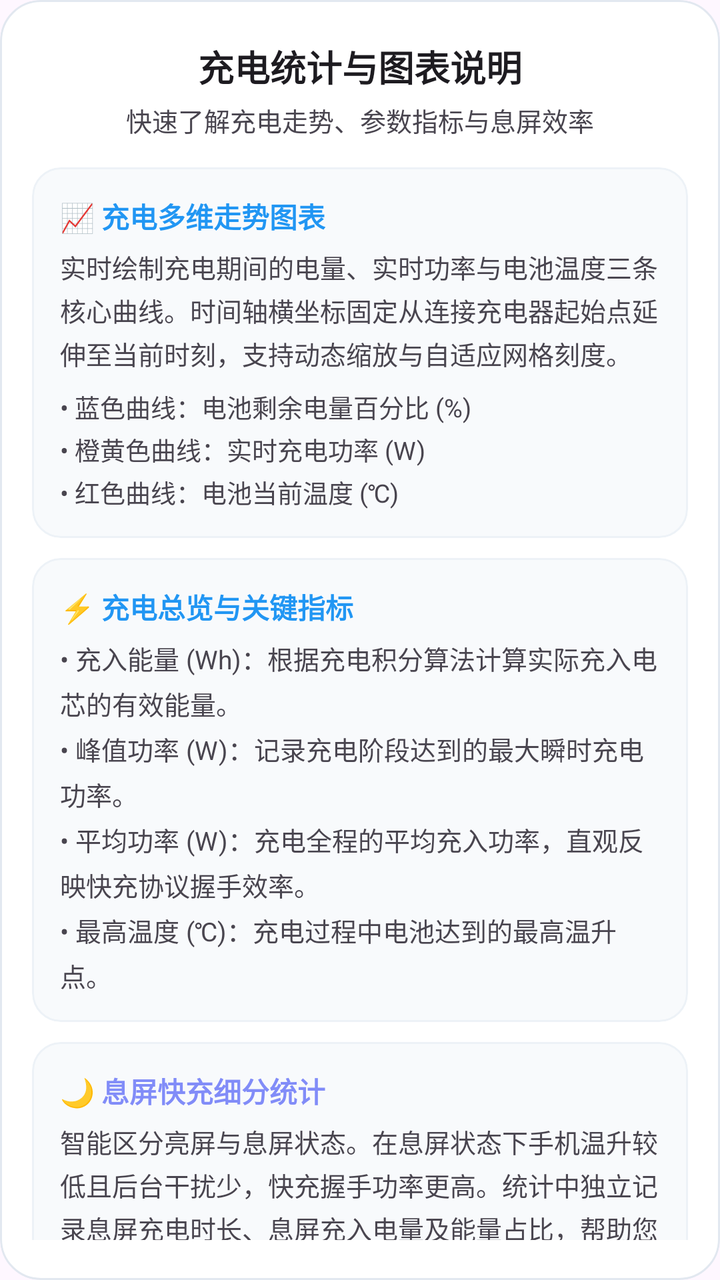
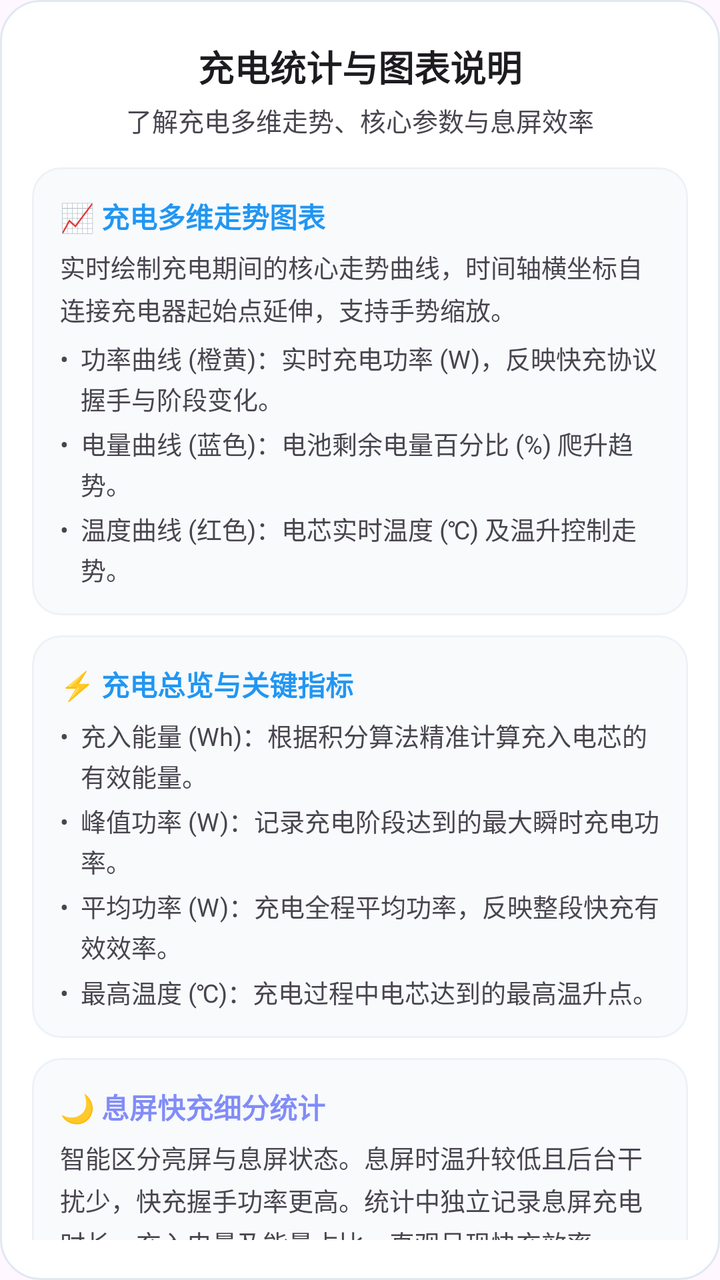

An Android layout rendered at two revisions. The XML below is the earlier revision; the diff shows what the commit changed to produce the second picture.
<!-- AndroidManifest.xml: application theme Theme.BatteryApp -->
<!-- res/layout/dialog_charging_stats_guide.xml -->
<?xml version="1.0" encoding="utf-8"?>
<LinearLayout xmlns:android="http://schemas.android.com/apk/res/android"
    xmlns:app="http://schemas.android.com/apk/res-auto"
    xmlns:tools="http://schemas.android.com/tools"
    android:layout_width="match_parent"
    android:layout_height="wrap_content"
    android:background="@drawable/bg_dialog_surface"
    android:clipToOutline="true"
    android:gravity="center_horizontal"
    android:orientation="vertical"
    android:paddingHorizontal="16dp"
    android:paddingVertical="20dp">

    
    <TextView
        android:layout_width="wrap_content"
        android:layout_height="wrap_content"
        android:text="充电统计与图表说明"
        android:textColor="?android:attr/textColorPrimary"
        android:textSize="18sp"
        android:textStyle="bold" />

    <TextView
        android:layout_width="wrap_content"
        android:layout_height="wrap_content"
        android:layout_marginTop="4dp"
        android:text="快速了解充电走势、参数指标与息屏效率"
        android:textColor="?android:attr/textColorSecondary"
        android:textSize="13sp" />

    
    <androidx.core.widget.NestedScrollView
        android:layout_width="match_parent"
        android:layout_height="wrap_content"
        android:layout_marginTop="14dp"
        android:maxHeight="450dp"
        android:overScrollMode="never">

        <LinearLayout
            android:layout_width="match_parent"
            android:layout_height="wrap_content"
            android:orientation="vertical">

            
            <LinearLayout
                android:layout_width="match_parent"
                android:layout_height="wrap_content"
                android:background="@drawable/bg_dialog_card"
                android:clipToOutline="true"
                android:orientation="vertical"
                android:padding="14dp">

                <TextView
                    android:layout_width="wrap_content"
                    android:layout_height="wrap_content"
                    android:text="📈 充电多维走势图表"
                    android:textColor="#2196F3"
                    android:textSize="14sp"
                    android:textStyle="bold" />

                <TextView
                    android:layout_width="match_parent"
                    android:layout_height="wrap_content"
                    android:layout_marginTop="6dp"
                    android:lineSpacingExtra="3dp"
                    android:text="实时绘制充电期间的电量、实时功率与电池温度三条核心曲线。时间轴横坐标固定从连接充电器起始点延伸至当前时刻，支持动态缩放与自适应网格刻度。"
                    android:textColor="?android:attr/textColorSecondary"
                    android:textSize="13sp" />

                <TextView
                    android:layout_width="match_parent"
                    android:layout_height="wrap_content"
                    android:layout_marginTop="8dp"
                    android:lineSpacingExtra="3dp"
                    android:text="• 蓝色曲线：电池剩余电量百分比 (%)\n• 橙黄色曲线：实时充电功率 (W)\n• 红色曲线：电池当前温度 (℃)"
                    android:textColor="?android:attr/textColorSecondary"
                    android:textSize="12.5sp" />
            </LinearLayout>

            
            <LinearLayout
                android:layout_width="match_parent"
                android:layout_height="wrap_content"
                android:layout_marginTop="10dp"
                android:background="@drawable/bg_dialog_card"
                android:clipToOutline="true"
                android:orientation="vertical"
                android:padding="14dp">

                <TextView
                    android:layout_width="wrap_content"
                    android:layout_height="wrap_content"
                    android:text="⚡ 充电总览与关键指标"
                    android:textColor="@color/nav_item_selected"
                    android:textSize="14sp"
                    android:textStyle="bold" />

                <TextView
                    android:layout_width="match_parent"
                    android:layout_height="wrap_content"
                    android:layout_marginTop="6dp"
                    android:lineSpacingExtra="4dp"
                    android:text="• 充入能量 (Wh)：根据充电积分算法计算实际充入电芯的有效能量。\n• 峰值功率 (W)：记录充电阶段达到的最大瞬时充电功率。\n• 平均功率 (W)：充电全程的平均充入功率，直观反映快充协议握手效率。\n• 最高温度 (℃)：充电过程中电池达到的最高温升点。"
                    android:textColor="?android:attr/textColorSecondary"
                    android:textSize="13sp" />
            </LinearLayout>

            
            <LinearLayout
                android:layout_width="match_parent"
                android:layout_height="wrap_content"
                android:layout_marginTop="10dp"
                android:background="@drawable/bg_dialog_card"
                android:clipToOutline="true"
                android:orientation="vertical"
                android:padding="14dp">

                <TextView
                    android:layout_width="wrap_content"
                    android:layout_height="wrap_content"
                    android:text="🌙 息屏快充细分统计"
                    android:textColor="#818CF8"
                    android:textSize="14sp"
                    android:textStyle="bold" />

                <TextView
                    android:layout_width="match_parent"
                    android:layout_height="wrap_content"
                    android:layout_marginTop="6dp"
                    android:lineSpacingExtra="3dp"
                    android:text="智能区分亮屏与息屏状态。在息屏状态下手机温升较低且后台干扰少，快充握手功率更高。统计中独立记录息屏充电时长、息屏充入电量及能量占比，帮助您掌握息屏快充效率。"
                    android:textColor="?android:attr/textColorSecondary"
                    android:textSize="13sp" />
            </LinearLayout>

            
            <LinearLayout
                android:layout_width="match_parent"
                android:layout_height="wrap_content"
                android:layout_marginTop="10dp"
                android:background="@drawable/bg_dialog_card"
                android:clipToOutline="true"
                android:orientation="vertical"
                android:padding="14dp">

                <TextView
                    android:layout_width="wrap_content"
                    android:layout_height="wrap_content"
                    android:text="💾 采样模式与自动归档"
                    android:textColor="#10B981"
                    android:textSize="14sp"
                    android:textStyle="bold" />

                <TextView
                    android:layout_width="match_parent"
                    android:layout_height="wrap_content"
                    android:layout_marginTop="6dp"
                    android:lineSpacingExtra="4dp"
                    android:text="• 智能双模：插上电源自动进入充电监测，拔出电源自动生成充电历史记录并切回耗电统计。\n• 常亮选项：支持设置充电时屏幕常亮，方便实时观察快充曲线走势。"
                    android:textColor="?android:attr/textColorSecondary"
                    android:textSize="13sp" />
            </LinearLayout>

        </LinearLayout>
    </androidx.core.widget.NestedScrollView>

    
    <TextView
        android:id="@+id/btn_dialog_charging_guide_close"
        android:layout_width="match_parent"
        android:layout_height="44dp"
        android:layout_marginTop="16dp"
        android:background="@drawable/bg_dialog_btn_primary"
        android:clickable="true"
        android:focusable="true"
        android:gravity="center"
        android:text="@string/understood"
        android:textColor="@color/nav_item_selected"
        android:textSize="14sp"
        android:textStyle="bold" />

</LinearLayout>
<!-- resources referenced by this layout -->
<resources>
  <color name="nav_item_selected">#2196F3</color>
  <!-- drawable bg_dialog_btn_primary (drawable) -->
  <?xml version="1.0" encoding="utf-8"?>
  <shape xmlns:android="http://schemas.android.com/apk/res/android"
      android:shape="rectangle">
      <corners android:radius="10dp" />
      <solid android:color="@color/nav_indicator_color" />
      <stroke
          android:width="1dp"
          android:color="#402196F3" />
  </shape>
  <!-- drawable bg_dialog_card (drawable) -->
  <?xml version="1.0" encoding="utf-8"?>
  <shape xmlns:android="http://schemas.android.com/apk/res/android"
      android:shape="rectangle">
      <corners android:radius="14dp" />
      <solid android:color="@color/dialog_card_bg" />
      <stroke
          android:width="1dp"
          android:color="@color/dialog_card_stroke" />
  </shape>
  <!-- drawable bg_dialog_surface (drawable) -->
  <?xml version="1.0" encoding="utf-8"?>
  <shape xmlns:android="http://schemas.android.com/apk/res/android"
      android:shape="rectangle">
      <corners android:radius="20dp" />
      <solid android:color="@color/dialog_surface_bg" />
      <stroke
          android:width="1dp"
          android:color="@color/dialog_surface_stroke" />
  </shape>
  <string name="understood">我知道了</string>
  <style name="Theme.BatteryApp" parent="Theme.Material3.DayNight.NoActionBar">
          <item name="colorPrimary">@color/primary</item>
          <item name="colorPrimaryDark">@color/primary_dark</item>
          <item name="colorAccent">@color/color_accent</item>
          <item name="colorSurface">@color/surface_light</item>
          <item name="colorOnSurface">@color/text_primary_light</item>
          <item name="colorOnSurfaceVariant">@color/text_secondary_light</item>
          <item name="android:statusBarColor">@android:color/transparent</item>
          <item name="android:navigationBarColor">@android:color/transparent</item>
          <item name="android:windowDrawsSystemBarBackgrounds">true</item>
          <item name="textAllCaps">false</item>
          <item name="android:textAllCaps">false</item>
      </style>
  <color name="nav_indicator_color">#262196F3</color>
  <color name="dialog_card_bg">#F8FAFC</color>
  <color name="dialog_card_stroke">#EDF2F7</color>
  <color name="dialog_surface_bg">#FFFFFF</color>
  <color name="dialog_surface_stroke">#E2E8F0</color>
  <color name="primary">#1976D2</color>
  <color name="primary_dark">#0D47A1</color>
  <color name="color_accent">#00E676</color>
  <color name="surface_light">#F8FAFC</color>
  <color name="text_primary_light">#1E293B</color>
  <color name="text_secondary_light">#64748B</color>
</resources>

<!-- the commit's change to res/layout/dialog_charging_stats_guide.xml (unified diff, before → after) -->
@@ -15,7 +15,7 @@
     <TextView
         android:layout_width="wrap_content"
         android:layout_height="wrap_content"
-        android:text="充电统计与图表说明"
+        android:text="@string/charging_guide_dialog_title"
         android:textColor="?android:attr/textColorPrimary"
         android:textSize="18sp"
         android:textStyle="bold" />
@@ -24,7 +24,7 @@
         android:layout_width="wrap_content"
         android:layout_height="wrap_content"
         android:layout_marginTop="4dp"
-        android:text="快速了解充电走势、参数指标与息屏效率"
+        android:text="@string/charging_guide_dialog_subtitle"
         android:textColor="?android:attr/textColorSecondary"
         android:textSize="13sp" />
 
@@ -53,7 +53,7 @@
                 <TextView
                     android:layout_width="wrap_content"
                     android:layout_height="wrap_content"
-                    android:text="📈 充电多维走势图表"
+                    android:text="@string/charging_guide_chart_title"
                     android:textColor="#2196F3"
                     android:textSize="14sp"
                     android:textStyle="bold" />
@@ -63,18 +63,84 @@
                     android:layout_height="wrap_content"
                     android:layout_marginTop="6dp"
                     android:lineSpacingExtra="3dp"
-                    android:text="实时绘制充电期间的电量、实时功率与电池温度三条核心曲线。时间轴横坐标固定从连接充电器起始点延伸至当前时刻，支持动态缩放与自适应网格刻度。"
-                    android:textColor="?android:attr/textColorSecondary"
-                    android:textSize="13sp" />
-
-                <TextView
-                    android:layout_width="match_parent"
-                    android:layout_height="wrap_content"
-                    android:layout_marginTop="8dp"
-                    android:lineSpacingExtra="3dp"
-                    android:text="• 蓝色曲线：电池剩余电量百分比 (%)\n• 橙黄色曲线：实时充电功率 (W)\n• 红色曲线：电池当前温度 (℃)"
+                    android:text="@string/charging_guide_chart_summary"
                     android:textColor="?android:attr/textColorSecondary"
                     android:textSize="12.5sp" />
+
+                
+                <LinearLayout
+                    android:layout_width="match_parent"
+                    android:layout_height="wrap_content"
+                    android:layout_marginTop="6dp"
+                    android:orientation="horizontal">
+
+                    <TextView
+                        android:layout_width="wrap_content"
+                        android:layout_height="wrap_content"
+                        android:layout_marginEnd="6dp"
+                        android:text="•"
+                        android:textColor="?android:attr/textColorSecondary"
+                        android:textSize="12.5sp" />
+
+                    <TextView
+                        android:layout_width="0dp"
+                        android:layout_height="wrap_content"
+                        android:layout_weight="1"
+                        android:lineSpacingExtra="2dp"
+                        android:text="@string/charging_guide_curve_power"
+                        android:textColor="?android:attr/textColorSecondary"
+                        android:textSize="12.5sp" />
+                </LinearLayout>
+
+                
+                <LinearLayout
+                    android:layout_width="match_parent"
+                    android:layout_height="wrap_content"
+                    android:layout_marginTop="4dp"
+                    android:orientation="horizontal">
+
+                    <TextView
+                        android:layout_width="wrap_content"
+                        android:layout_height="wrap_content"
+                        android:layout_marginEnd="6dp"
+                        android:text="•"
+                        android:textColor="?android:attr/textColorSecondary"
+                        android:textSize="12.5sp" />
+
+                    <TextView
+                        android:layout_width="0dp"
+                        android:layout_height="wrap_content"
+                        android:layout_weight="1"
+                        android:lineSpacingExtra="2dp"
+                        android:text="@string/charging_guide_curve_level"
+                        android:textColor="?android:attr/textColorSecondary"
+                        android:textSize="12.5sp" />
+                </LinearLayout>
+
+                
+                <LinearLayout
+                    android:layout_width="match_parent"
+                    android:layout_height="wrap_content"
+                    android:layout_marginTop="4dp"
+                    android:orientation="horizontal">
+
+                    <TextView
+                        android:layout_width="wrap_content"
+                        android:layout_height="wrap_content"
+                        android:layout_marginEnd="6dp"
+                        android:text="•"
+                        android:textColor="?android:attr/textColorSecondary"
+                        android:textSize="12.5sp" />
+
+                    <TextView
+                        android:layout_width="0dp"
+                        android:layout_height="wrap_content"
+                        android:layout_weight="1"
+                        android:lineSpacingExtra="2dp"
+                        android:text="@string/charging_guide_curve_temp"
+                        android:textColor="?android:attr/textColorSecondary"
+                        android:textSize="12.5sp" />
+                </LinearLayout>
             </LinearLayout>
 
             
@@ -90,19 +156,110 @@
                 <TextView
                     android:layout_width="wrap_content"
                     android:layout_height="wrap_content"
-                    android:text="⚡ 充电总览与关键指标"
+                    android:text="@string/charging_guide_overview_title"
                     android:textColor="@color/nav_item_selected"
                     android:textSize="14sp"
                     android:textStyle="bold" />
 
-                <TextView
-                    android:layout_width="match_parent"
-                    android:layout_height="wrap_content"
-                    android:layout_marginTop="6dp"
-                    android:lineSpacingExtra="4dp"
-                    android:text="• 充入能量 (Wh)：根据充电积分算法计算实际充入电芯的有效能量。\n• 峰值功率 (W)：记录充电阶段达到的最大瞬时充电功率。\n• 平均功率 (W)：充电全程的平均充入功率，直观反映快充协议握手效率。\n• 最高温度 (℃)：充电过程中电池达到的最高温升点。"
-                    android:textColor="?android:attr/textColorSecondary"
-                    android:textSize="13sp" />
+                
+                <LinearLayout
+                    android:layout_width="match_parent"
+                    android:layout_height="wrap_content"
+                    android:layout_marginTop="6dp"
+                    android:orientation="horizontal">
+
+                    <TextView
+                        android:layout_width="wrap_content"
+                        android:layout_height="wrap_content"
+                        android:layout_marginEnd="6dp"
+                        android:text="•"
+                        android:textColor="?android:attr/textColorSecondary"
+                        android:textSize="12.5sp" />
+
+                    <TextView
+                        android:layout_width="0dp"
+                        android:layout_height="wrap_content"
+                        android:layout_weight="1"
+                        android:lineSpacingExtra="2dp"
+                        android:text="@string/charging_guide_metric_energy"
+                        android:textColor="?android:attr/textColorSecondary"
+                        android:textSize="12.5sp" />
+                </LinearLayout>
+
+                
+                <LinearLayout
+                    android:layout_width="match_parent"
+                    android:layout_height="wrap_content"
+                    android:layout_marginTop="4dp"
+                    android:orientation="horizontal">
+
+                    <TextView
+                        android:layout_width="wrap_content"
+                        android:layout_height="wrap_content"
+                        android:layout_marginEnd="6dp"
+                        android:text="•"
+                        android:textColor="?android:attr/textColorSecondary"
+                        android:textSize="12.5sp" />
+
+                    <TextView
+                        android:layout_width="0dp"
+                        android:layout_height="wrap_content"
+                        android:layout_weight="1"
+                        android:lineSpacingExtra="2dp"
+                        android:text="@string/charging_guide_metric_peak"
+                        android:textColor="?android:attr/textColorSecondary"
+                        android:textSize="12.5sp" />
+                </LinearLayout>
+
+                
+                <LinearLayout
+                    android:layout_width="match_parent"
+                    android:layout_height="wrap_content"
+                    android:layout_marginTop="4dp"
+                    android:orientation="horizontal">
+
+                    <TextView
+                        android:layout_width="wrap_content"
+                        android:layout_height="wrap_content"
+                        android:layout_marginEnd="6dp"
+                        android:text="•"
+                        android:textColor="?android:attr/textColorSecondary"
+                        android:textSize="12.5sp" />
+
+                    <TextView
+                        android:layout_width="0dp"
+                        android:layout_height="wrap_content"
+                        android:layout_weight="1"
+                        android:lineSpacingExtra="2dp"
+                        android:text="@string/charging_guide_metric_avg"
+                        android:textColor="?android:attr/textColorSecondary"
+                        android:textSize="12.5sp" />
+                </LinearLayout>
+
+                
+                <LinearLayout
+                    android:layout_width="match_parent"
+                    android:layout_height="wrap_content"
+                    android:layout_marginTop="4dp"
+                    android:orientation="horizontal">
+
+                    <TextView
+                        android:layout_width="wrap_content"
+                        android:layout_height="wrap_content"
+                        android:layout_marginEnd="6dp"
+                        android:text="•"
+                        android:textColor="?android:attr/textColorSecondary"
+                        android:textSize="12.5sp" />
+
+                    <TextView
+                        android:layout_width="0dp"
+                        android:layout_height="wrap_content"
+                        android:layout_weight="1"
+                        android:lineSpacingExtra="2dp"
+                        android:text="@string/charging_guide_metric_temp"
+                        android:textColor="?android:attr/textColorSecondary"
+                        android:textSize="12.5sp" />
+                </LinearLayout>
             </LinearLayout>
 
             
@@ -118,7 +275,7 @@
                 <TextView
                     android:layout_width="wrap_content"
                     android:layout_height="wrap_content"
-                    android:text="🌙 息屏快充细分统计"
+                    android:text="@string/charging_guide_screen_off_title"
                     android:textColor="#818CF8"
                     android:textSize="14sp"
                     android:textStyle="bold" />
@@ -128,9 +285,9 @@
                     android:layout_height="wrap_content"
                     android:layout_marginTop="6dp"
                     android:lineSpacingExtra="3dp"
-                    android:text="智能区分亮屏与息屏状态。在息屏状态下手机温升较低且后台干扰少，快充握手功率更高。统计中独立记录息屏充电时长、息屏充入电量及能量占比，帮助您掌握息屏快充效率。"
+                    android:text="@string/charging_guide_screen_off_summary"
                     android:textColor="?android:attr/textColorSecondary"
-                    android:textSize="13sp" />
+                    android:textSize="12.5sp" />
             </LinearLayout>
 
             
@@ -146,19 +303,60 @@
                 <TextView
                     android:layout_width="wrap_content"
                     android:layout_height="wrap_content"
-                    android:text="💾 采样模式与自动归档"
+                    android:text="@string/charging_guide_archive_title"
                     android:textColor="#10B981"
                     android:textSize="14sp"
                     android:textStyle="bold" />
 
-                <TextView
-                    android:layout_width="match_parent"
-                    android:layout_height="wrap_content"
-                    android:layout_marginTop="6dp"
-                    android:lineSpacingExtra="4dp"
-                    android:text="• 智能双模：插上电源自动进入充电监测，拔出电源自动生成充电历史记录并切回耗电统计。\n• 常亮选项：支持设置充电时屏幕常亮，方便实时观察快充曲线走势。"
-                    android:textColor="?android:attr/textColorSecondary"
-                    android:textSize="13sp" />
+                
+                <LinearLayout
+                    android:layout_width="match_parent"
+                    android:layout_height="wrap_content"
+                    android:layout_marginTop="6dp"
+                    android:orientation="horizontal">
+
+                    <TextView
+                        android:layout_width="wrap_content"
+                        android:layout_height="wrap_content"
+                        android:layout_marginEnd="6dp"
+                        android:text="•"
+                        android:textColor="?android:attr/textColorSecondary"
+                        android:textSize="12.5sp" />
+
+                    <TextView
+                        android:layout_width="0dp"
+                        android:layout_height="wrap_content"
+                        android:layout_weight="1"
+                        android:lineSpacingExtra="2dp"
+                        android:text="@string/charging_guide_archive_mode"
+                        android:textColor="?android:attr/textColorSecondary"
+                        android:textSize="12.5sp" />
+                </LinearLayout>
+
+                
+                <LinearLayout
+                    android:layout_width="match_parent"
+                    android:layout_height="wrap_content"
+                    android:layout_marginTop="4dp"
+                    android:orientation="horizontal">
+
+                    <TextView
+                        android:layout_width="wrap_content"
+                        android:layout_height="wrap_content"
+                        android:layout_marginEnd="6dp"
+                        android:text="•"
+                        android:textColor="?android:attr/textColorSecondary"
+                        android:textSize="12.5sp" />
+
+                    <TextView
+                        android:layout_width="0dp"
+                        android:layout_height="wrap_content"
+                        android:layout_weight="1"
+                        android:lineSpacingExtra="2dp"
+                        android:text="@string/charging_guide_archive_screen"
+                        android:textColor="?android:attr/textColorSecondary"
+                        android:textSize="12.5sp" />
+                </LinearLayout>
             </LinearLayout>
 
         </LinearLayout>
<!-- resource entries referenced after the edit -->
@@ -31,6 +31,23 @@
           android:width="1dp"
           android:color="@color/dialog_surface_stroke" />
   </shape>
+  <string name="charging_guide_archive_mode">智能双模：插上电源自动进入充电监测，拔出电源自动生成历史记录并切回耗电统计。</string>
+  <string name="charging_guide_archive_screen">常亮选项：支持设置充电时屏幕常亮，方便实时观察快充曲线走势。</string>
+  <string name="charging_guide_archive_title">💾 采样模式与自动归档</string>
+  <string name="charging_guide_chart_summary">实时绘制充电期间的核心走势曲线，时间轴横坐标自连接充电器起始点延伸，支持手势缩放。</string>
+  <string name="charging_guide_chart_title">📈 充电多维走势图表</string>
+  <string name="charging_guide_curve_level">电量曲线 (蓝色)：电池剩余电量百分比 (%) 爬升趋势。</string>
+  <string name="charging_guide_curve_power">功率曲线 (橙黄)：实时充电功率 (W)，反映快充协议握手与阶段变化。</string>
+  <string name="charging_guide_curve_temp">温度曲线 (红色)：电芯实时温度 (℃) 及温升控制走势。</string>
+  <string name="charging_guide_dialog_subtitle">了解充电多维走势、核心参数与息屏效率</string>
+  <string name="charging_guide_dialog_title">充电统计与图表说明</string>
+  <string name="charging_guide_metric_avg">平均功率 (W)：充电全程平均功率，反映整段快充有效效率。</string>
+  <string name="charging_guide_metric_energy">充入能量 (Wh)：根据积分算法精准计算充入电芯的有效能量。</string>
+  <string name="charging_guide_metric_peak">峰值功率 (W)：记录充电阶段达到的最大瞬时充电功率。</string>
+  <string name="charging_guide_metric_temp">最高温度 (℃)：充电过程中电芯达到的最高温升点。</string>
+  <string name="charging_guide_overview_title">⚡ 充电总览与关键指标</string>
+  <string name="charging_guide_screen_off_summary">智能区分亮屏与息屏状态。息屏时温升较低且后台干扰少，快充握手功率更高。统计中独立记录息屏充电时长、充入电量及能量占比，直观呈现快充效率。</string>
+  <string name="charging_guide_screen_off_title">🌙 息屏快充细分统计</string>
   <string name="understood">我知道了</string>
   <style name="Theme.BatteryApp" parent="Theme.Material3.DayNight.NoActionBar">
           <item name="colorPrimary">@color/primary</item>
